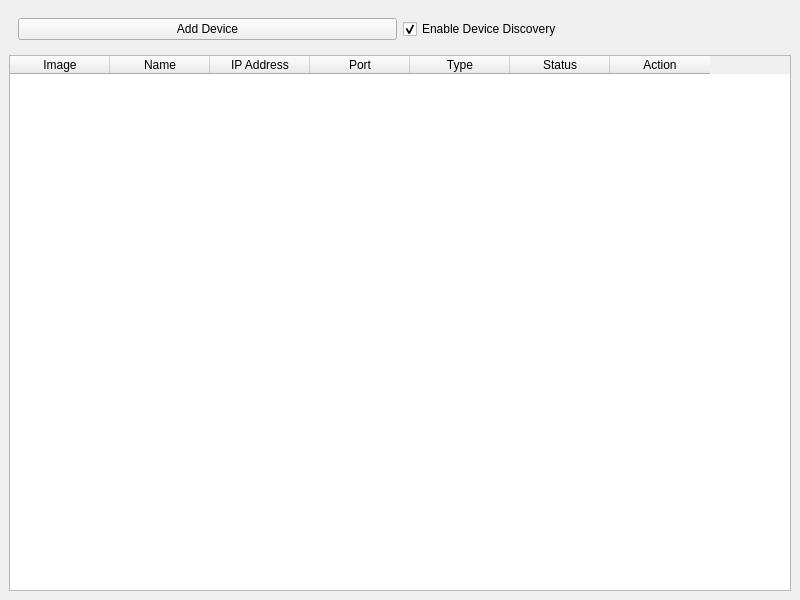
First picture: the form in embedded_mixed/hi3861-smart-home/qt-controller/ui/mainwindow.ui, repository IAKSH/playground, before the edit.
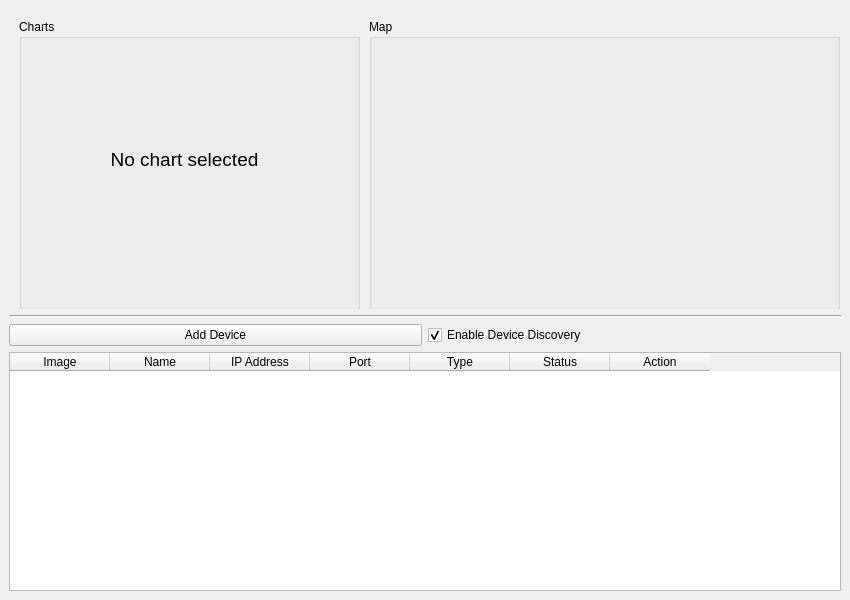
Second picture: the form after the edit. Icons and pictures are not drawn.

Commit message: display chart and map

Diff of the .ui file:
```diff
--- a/embedded_mixed/hi3861-smart-home/qt-controller/ui/mainwindow.ui
+++ b/embedded_mixed/hi3861-smart-home/qt-controller/ui/mainwindow.ui
@@ -6,7 +6,7 @@
    <rect>
     <x>0</x>
     <y>0</y>
-    <width>800</width>
+    <width>850</width>
     <height>600</height>
    </rect>
   </property>
@@ -16,7 +16,102 @@
   <widget class="QWidget" name="centralwidget">
    <layout class="QVBoxLayout" name="verticalLayout">
     <item>
-     <widget class="QWidget" name="controlPanel">
+     <widget class="QWidget" name="widget" native="true">
+      <property name="minimumSize">
+       <size>
+        <width>0</width>
+        <height>300</height>
+       </size>
+      </property>
+      <widget class="QGroupBox" name="groupBoxCharts">
+       <property name="geometry">
+        <rect>
+         <x>10</x>
+         <y>10</y>
+         <width>341</width>
+         <height>291</height>
+        </rect>
+       </property>
+       <property name="title">
+        <string>Charts</string>
+       </property>
+       <widget class="QLabel" name="label_2">
+        <property name="geometry">
+         <rect>
+          <x>80</x>
+          <y>130</y>
+          <width>171</width>
+          <height>21</height>
+         </rect>
+        </property>
+        <property name="font">
+         <font>
+          <pointsize>14</pointsize>
+         </font>
+        </property>
+        <property name="text">
+         <string>No chart selected</string>
+        </property>
+        <property name="scaledContents">
+         <bool>false</bool>
+        </property>
+        <property name="alignment">
+         <set>Qt::AlignmentFlag::AlignCenter</set>
+        </property>
+       </widget>
+       <widget class="QWidget" name="widget_2" native="true">
+        <property name="geometry">
+         <rect>
+          <x>10</x>
+          <y>20</y>
+          <width>321</width>
+          <height>261</height>
+         </rect>
+        </property>
+       </widget>
+      </widget>
+      <widget class="QGroupBox" name="groupBoxMap">
+       <property name="geometry">
+        <rect>
+         <x>360</x>
+         <y>10</y>
+         <width>471</width>
+         <height>291</height>
+        </rect>
+       </property>
+       <property name="title">
+        <string>Map</string>
+       </property>
+       <widget class="QLabel" name="label">
+        <property name="geometry">
+         <rect>
+          <x>10</x>
+          <y>20</y>
+          <width>451</width>
+          <height>261</height>
+         </rect>
+        </property>
+        <property name="text">
+         <string/>
+        </property>
+        <property name="pixmap">
+         <pixmap>:/images/map.jpg</pixmap>
+        </property>
+        <property name="scaledContents">
+         <bool>true</bool>
+        </property>
+       </widget>
+      </widget>
+     </widget>
+    </item>
+    <item>
+     <widget class="Line" name="line">
+      <property name="orientation">
+       <enum>Qt::Orientation::Horizontal</enum>
+      </property>
+     </widget>
+    </item>
+    <item>
       <layout class="QHBoxLayout" name="horizontalLayout">
        <item>
         <widget class="QPushButton" name="addDeviceButton">
@@ -36,7 +131,6 @@
         </widget>
        </item>
       </layout>
-     </widget>
     </item>
     <item>
      <widget class="QTableWidget" name="deviceTable">
```
Lines whose indentation alone changed are shown as unchanged. The commit also changes 8 other files.
